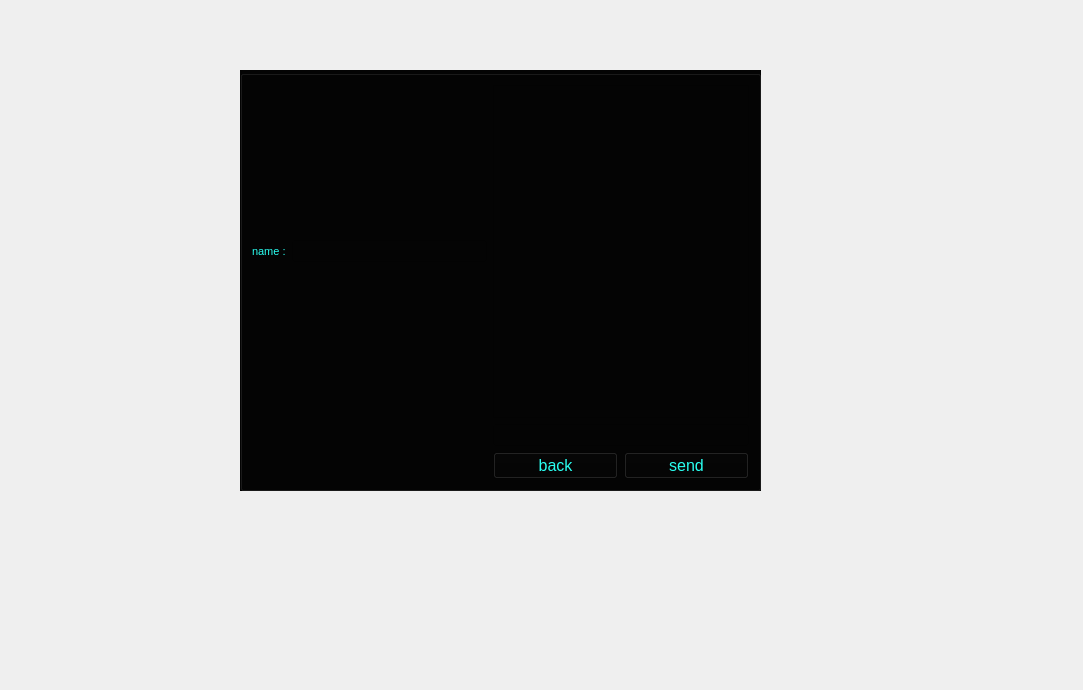
Before: the Qt Designer form massenger/createchannel_dialog.ui in MahanBeidokhti/AP-Messenger, drawn with Qt 5.
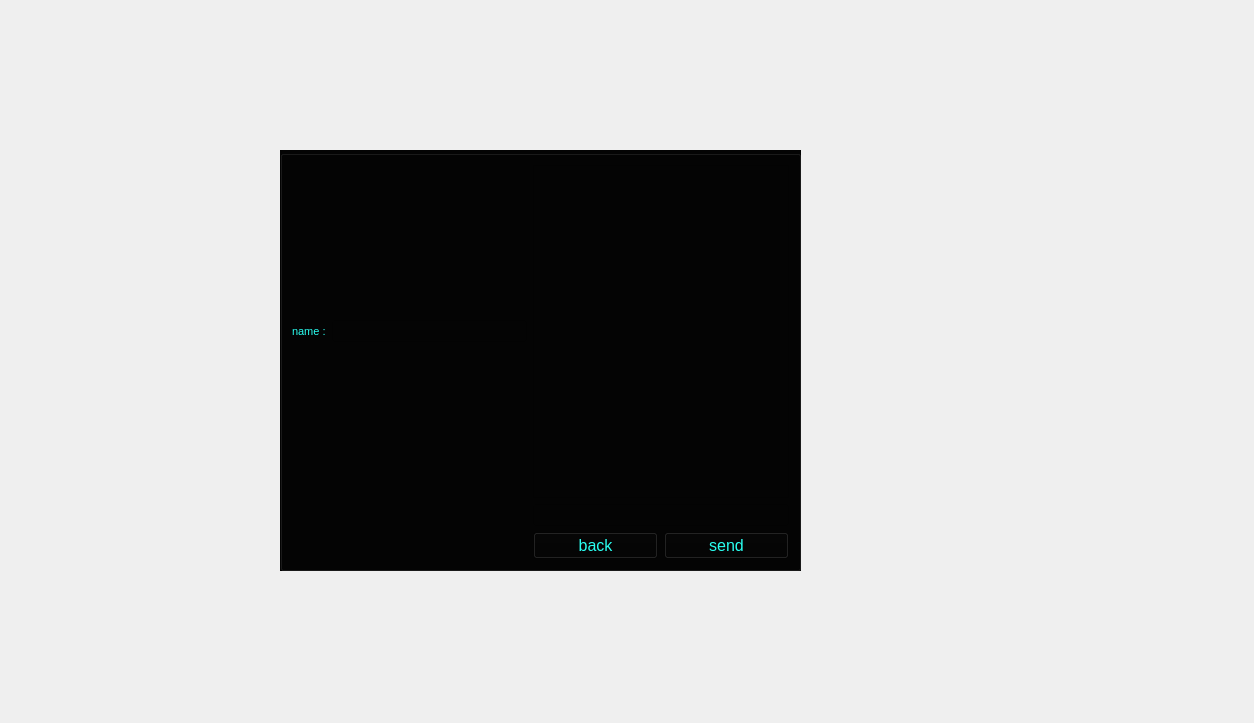
After: the same form once the commit is applied. Icons and pictures are not drawn.

Diff of the .ui file:
```diff
--- a/massenger/createchannel_dialog.ui
+++ b/massenger/createchannel_dialog.ui
@@ -6,8 +6,8 @@
    <rect>
     <x>0</x>
     <y>0</y>
-    <width>1083</width>
-    <height>690</height>
+    <width>1254</width>
+    <height>723</height>
    </rect>
   </property>
   <property name="windowTitle">
@@ -19,8 +19,8 @@
   <widget class="QGroupBox" name="channelinformation_groupBox">
    <property name="geometry">
     <rect>
-     <x>340</x>
-     <y>170</y>
+     <x>380</x>
+     <y>250</y>
      <width>311</width>
      <height>211</height>
     </rect>
@@ -103,8 +103,8 @@
   <widget class="QGroupBox" name="chat_groupBox">
    <property name="geometry">
     <rect>
-     <x>240</x>
-     <y>70</y>
+     <x>280</x>
+     <y>150</y>
      <width>521</width>
      <height>421</height>
     </rect>
```
